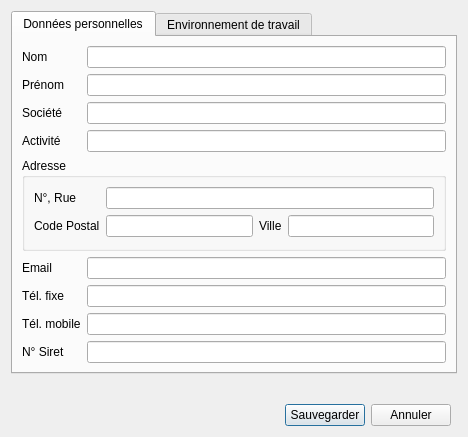
This is src/gui/dialogs/userdatadialog.ui in FACT-Team/FactDev as Qt 5 draws it before an edit. The edited form follows.
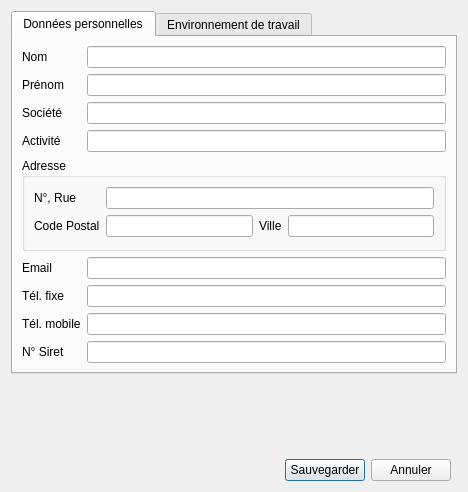
This is the edited form. Icons and pictures are not drawn. Custom widgets are drawn as their Qt base class.

Patch:
```diff
--- a/src/gui/dialogs/userdatadialog.ui
+++ b/src/gui/dialogs/userdatadialog.ui
@@ -7,7 +7,7 @@
     <x>0</x>
     <y>0</y>
     <width>468</width>
-    <height>437</height>
+    <height>492</height>
    </rect>
   </property>
   <property name="windowTitle">
```
Left out of the diff: 103 changed lines with no effect on the pictures.
